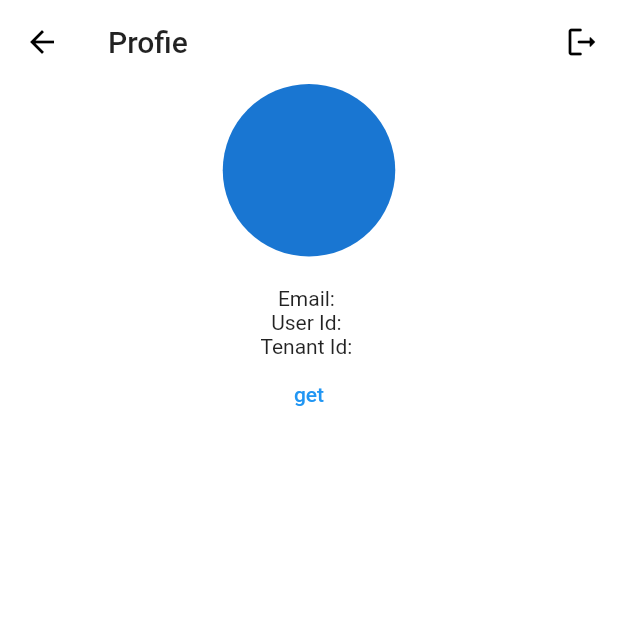
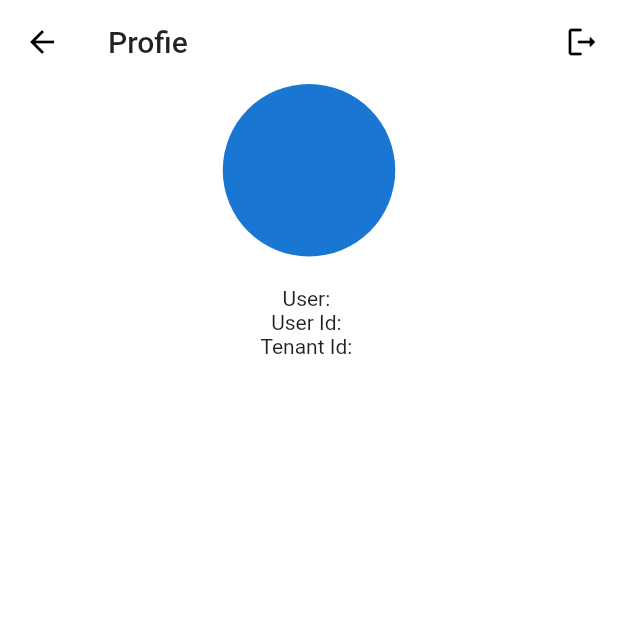
Before and after one commit to DorDorel/bid-app, a Flutter app: the screen it shows once a user with an empty profile is signed in, after a tap on the "account circle" icon, on a phone screen of 412 x 824 dp, the top half of it. Run offline on Flutter 3.47's test engine with Material 2 defaults, Android fonts, the phone set to English and light mode, and no system bars; our stand-ins replace cloud_firestore, cloud_functions, firebase_auth, firebase_core; accounts and stored records are empty.

Commit message:
fix tenant

```diff
--- a/lib/db/tenant_db.dart
+++ b/lib/db/tenant_db.dart
@@ -26,8 +26,6 @@ class TenantDB {
       final String firstValitation =
           CustomUser.fromMap(currentUser.docs.first.data()).tenantId;
 
-      curentTenantId = firstValitation;
-
       final DocumentReference tenantDoc =
           companiesCollection.doc(firstValitation);
       final CollectionReference<Map<String, dynamic>> userList =
@@ -37,12 +35,13 @@ class TenantDB {
       final String secondValidation = userUid.docs.first.data()['tenantId'];
 
       if (firstValitation == secondValidation) {
+        curentTenantId = firstValitation;
         return true;
       } else {
         return false;
       }
     } catch (err) {
-      print('err');
+      print(err);
       return false;
     }
   }
--- a/lib/screens/user/user_profile.dart
+++ b/lib/screens/user/user_profile.dart
@@ -13,6 +13,7 @@ class UserConfig extends StatelessWidget {
   @override
   Widget build(BuildContext context) {
     final firebaseUser = Provider.of<User?>(context);
+    final tenantProvider = Provider.of<TenantProvider>(context);
     return Scaffold(
       appBar: AppBar(
         title: Text(
@@ -29,8 +30,10 @@ class UserConfig extends StatelessWidget {
         ],
       ),
       body: ProfileBody(
-          userProfileMail: firebaseUser!.email.toString(),
-          uid: firebaseUser.uid.toString()),
+        userProfileMail: firebaseUser!.email.toString(),
+        uid: firebaseUser.uid.toString(),
+        tenantId: tenantProvider.tenantId,
+      ),
     );
   }
 }
@@ -38,12 +41,14 @@ class UserConfig extends StatelessWidget {
 class ProfileBody extends StatelessWidget {
   final String userProfileMail;
   final String uid;
-  // String tenantId;
-  ProfileBody({required this.userProfileMail, required this.uid});
+  final String tenantId;
+  ProfileBody(
+      {required this.userProfileMail,
+      required this.uid,
+      required this.tenantId});
 
   @override
   Widget build(BuildContext context) {
-    final tenantProvider = Provider.of<TenantProvider>(context);
     return Center(
       child: Column(
         children: [
@@ -51,14 +56,9 @@ class ProfileBody extends StatelessWidget {
           SizedBox(
             height: 20,
           ),
-          Text('Email: $userProfileMail'),
+          Text('User: $userProfileMail'),
           Text('User Id: $uid'),
-          Text('Tenant Id: ' + tenantProvider.tenantId),
-          TextButton(
-              onPressed: () {
-                print(tenantProvider.tenantId);
-              },
-              child: Text('get'))
+          Text('Tenant Id: $tenantId'),
         ],
       ),
     );
```
